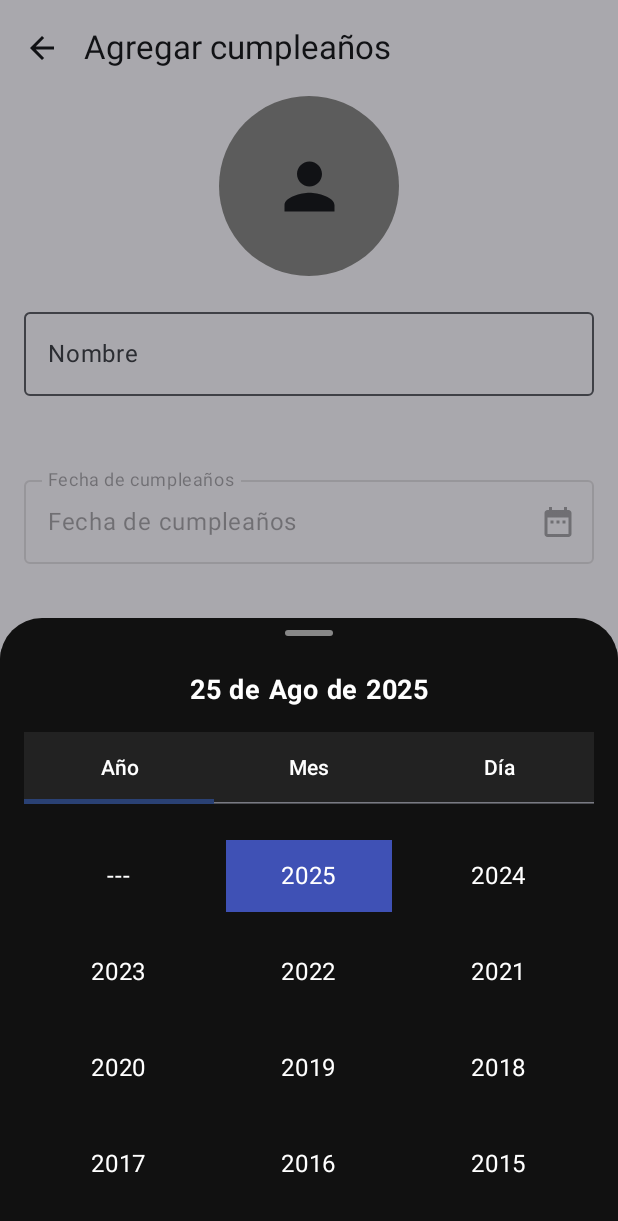
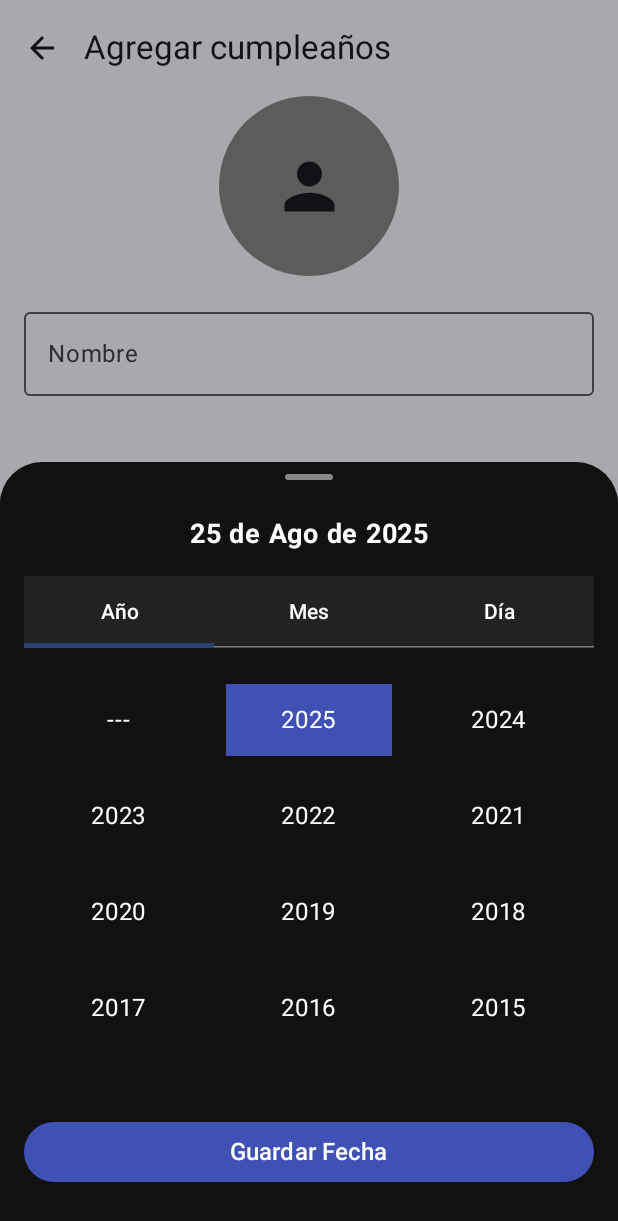
Before and after one commit to IAGuapacha/reminder, an Android app built with Jetpack Compose: the composable BirthdayFormScreen shown on its own in the app's theme, after a tap on "Fecha de cumpleaños", on a phone screen of 412 x 824 dp. Shown: the top 1221 px of the screen. Run offline under Robolectric (Android 15) with nearby library versions, the phone set to English and light mode, and no system bars; our stand-ins replace Dagger/Hilt's generated code, Room's generated code; 1 statement that could not run was skipped.

```diff
--- a/app/src/main/java/com/iaguapacha/reminder/components/BirthdayDatePicker.kt
+++ b/app/src/main/java/com/iaguapacha/reminder/components/BirthdayDatePicker.kt
@@ -176,7 +176,6 @@ fun BirthdayDatePicker(
             }
         }
 
-        // Botón siempre visible en la parte inferior
         Spacer(modifier = Modifier.height(16.dp))
 
         Button(
--- a/app/src/main/java/com/iaguapacha/reminder/di/AppModule.kt
+++ b/app/src/main/java/com/iaguapacha/reminder/di/AppModule.kt
@@ -3,6 +3,7 @@ package com.iaguapacha.reminder.di
 import android.content.Context
 import androidx.room.Room
 import com.iaguapacha.reminder.data.AppDatabase
+import com.iaguapacha.reminder.app.NotificationScheduler
 import dagger.Module
 import dagger.Provides
 import dagger.hilt.InstallIn
@@ -27,4 +28,9 @@ object AppModule {
     @Provides
     fun provideReminderDao(database: AppDatabase) = database.reminderDao()
 
+    @Provides
+    @Singleton
+    fun provideNotificationScheduler(@ApplicationContext context: Context): NotificationScheduler {
+        return NotificationScheduler(context)
+    }
 }
--- a/app/src/main/java/com/iaguapacha/reminder/ui/birthdaydetail/BirthdayDetailScreen.kt
+++ b/app/src/main/java/com/iaguapacha/reminder/ui/birthdaydetail/BirthdayDetailScreen.kt
@@ -218,8 +218,6 @@ fun Detail(
     }
 }
 
-
-
 @Composable
 fun RoundedIconButton(
     onClick: () -> Unit,
--- a/app/src/main/java/com/iaguapacha/reminder/ui/birthdayform/BirthdayFormScreen.kt
+++ b/app/src/main/java/com/iaguapacha/reminder/ui/birthdayform/BirthdayFormScreen.kt
@@ -8,6 +8,7 @@ import androidx.compose.foundation.layout.Box
 import androidx.compose.foundation.layout.Column
 import androidx.compose.foundation.layout.Row
 import androidx.compose.foundation.layout.Spacer
+import androidx.compose.foundation.layout.WindowInsets
 import androidx.compose.foundation.layout.fillMaxSize
 import androidx.compose.foundation.layout.fillMaxWidth
 import androidx.compose.foundation.layout.height
@@ -17,7 +18,7 @@ import androidx.compose.foundation.shape.CircleShape
 import androidx.compose.foundation.shape.RoundedCornerShape
 import androidx.compose.foundation.text.KeyboardOptions
 import androidx.compose.material.icons.Icons
-import androidx.compose.material.icons.filled.ArrowBack
+import androidx.compose.material.icons.automirrored.filled.ArrowBack
 import androidx.compose.material.icons.filled.DateRange
 import androidx.compose.material.icons.filled.Person
 import androidx.compose.material3.Button
@@ -30,9 +31,9 @@ import androidx.compose.material3.MaterialTheme
 import androidx.compose.material3.ModalBottomSheet
 import androidx.compose.material3.OutlinedTextField
 import androidx.compose.material3.Scaffold
-import androidx.compose.material3.Surface
 import androidx.compose.material3.Text
 import androidx.compose.material3.TopAppBar
+import androidx.compose.material3.rememberModalBottomSheetState
 import androidx.compose.runtime.Composable
 import androidx.compose.runtime.LaunchedEffect
 import androidx.compose.runtime.collectAsState
@@ -94,7 +95,7 @@ fun BirthdayFormScreen(
                 navigationIcon = {
                     IconButton(onClick = { navController.popBackStack() }) {
                         Icon(
-                            imageVector = Icons.Default.ArrowBack,
+                            imageVector = Icons.AutoMirrored.Filled.ArrowBack,
                             contentDescription = stringResource(id = R.string.back)
                         )
                     }
@@ -152,14 +153,15 @@ fun BirthdayFormScreen(
                         onDismissRequest = { showBottomSheet = false },
                         containerColor = Color(0xFF111111),
                         dragHandle = {
-                            Surface(
+                            Box(
                                 modifier = Modifier
                                     .padding(vertical = 8.dp)
-                                    .size(width = 32.dp, height = 4.dp),
-                                color = Color.Gray,
-                                shape = RoundedCornerShape(2.dp)
-                            ) {}
-                        }
+                                    .size(width = 32.dp, height = 4.dp)
+                                    .background(Color.Gray, RoundedCornerShape(2.dp))
+                            )
+                        },
+                        sheetState = rememberModalBottomSheetState(skipPartiallyExpanded = true),
+                        windowInsets = WindowInsets(0, 0, 0, 0)
                     ) {
                         BirthdayDatePicker(
                             modifier = Modifier.padding(bottom = 16.dp),
--- a/gradle/libs.versions.toml
+++ b/gradle/libs.versions.toml
@@ -11,7 +11,7 @@ composeBom = "2024.04.01"
 retrofit = "2.9.0"
 okhttp = "4.11.0"
 androidx-lifecycle = "2.6.1"
-hilt = "2.48"
+hilt = "2.49"
 hiltCompose = "1.0.0"
 navigationCompose = "2.8.0"
 room = "2.6.1"
```
Also changed, not shown: app/src/main/AndroidManifest.xml (+10 -0 lines), app/src/main/java/com/iaguapacha/reminder/app/BootReceiverScheduler.kt (added, +49 -0 lines), app/src/main/java/com/iaguapacha/reminder/app/ReminderRepository.kt (added).
